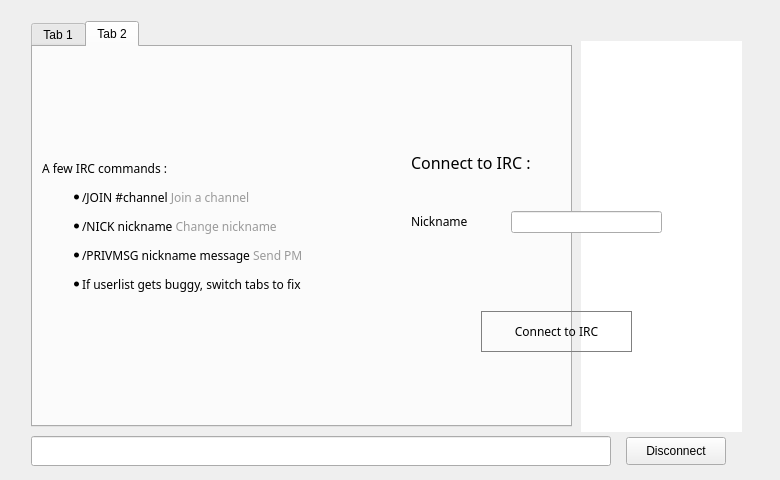
The window that src/qt/forms/chatwindow.ui (gjhiggins/vcoin09) describes before a commit, drawn with Qt 5.
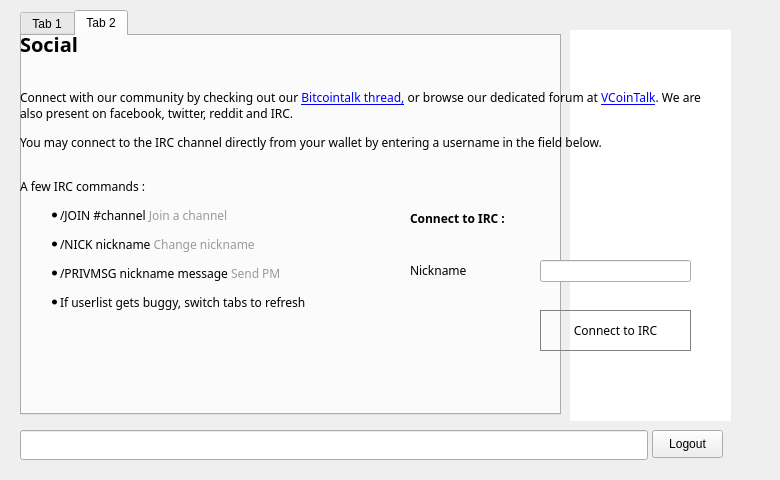
The same window after the commit. Icons and pictures are not drawn.

Commit message: Remove mining, trading, block browser tabs. Add chat and block explorer windows.

Diff of the .ui file:
```diff
--- a/src/qt/forms/chatwindow.ui
+++ b/src/qt/forms/chatwindow.ui
@@ -1,7 +1,7 @@
 <?xml version="1.0" encoding="UTF-8"?>
 <ui version="4.0">
- <class>ChatWindowClass</class>
- <widget class="QWidget" name="ChatWindowClass">
+ <class>ChatWindow</class>
+ <widget class="QMainWindow" name="ChatWindow">
   <property name="geometry">
    <rect>
     <x>0</x>
@@ -10,15 +10,10 @@
     <height>480</height>
    </rect>
   </property>
-  <layout class="QGridLayout" name="gridLayout">
-   <item row="0" column="0">
-    <widget class="QWidget" name="widget_2" native="true">
-     <property name="minimumSize">
-      <size>
-       <width>752</width>
-       <height>0</height>
-      </size>
+  <property name="windowTitle">
+   <string>Chat Window</string>
      </property>
+  <widget class="QWidget" name="chatmain">
      <widget class="QWidget" name="splitter" native="true">
       <property name="enabled">
        <bool>true</bool>
@@ -27,20 +22,23 @@
        <rect>
         <x>10</x>
         <y>10</y>
-        <width>770</width>
-        <height>470</height>
+      <width>721</width>
+      <height>491</height>
        </rect>
       </property>
       <property name="styleSheet">
        <string notr="true"/>
       </property>
       <widget class="QTabWidget" name="tab">
+     <property name="enabled">
+      <bool>true</bool>
+     </property>
        <property name="geometry">
         <rect>
          <x>10</x>
          <y>0</y>
          <width>541</width>
-         <height>406</height>
+       <height>405</height>
         </rect>
        </property>
        <property name="styleSheet">
@@ -70,8 +68,8 @@
        <property name="geometry">
         <rect>
          <x>10</x>
-         <y>415</y>
-         <width>580</width>
+       <y>420</y>
+       <width>628</width>
          <height>30</height>
         </rect>
        </property>
@@ -110,24 +108,24 @@
       <widget class="QPushButton" name="disconnect">
        <property name="geometry">
         <rect>
-         <x>605</x>
-         <y>416</y>
-         <width>100</width>
+       <x>642</x>
+       <y>420</y>
+       <width>71</width>
          <height>28</height>
         </rect>
        </property>
        <property name="text">
-        <string>Disconnect</string>
+      <string>Logout</string>
        </property>
       </widget>
      </widget>
-     <widget class="QWidget" name="hide3" native="true">
+   <widget class="QWidget" name="connecttab" native="true">
       <property name="geometry">
        <rect>
-        <x>0</x>
-        <y>0</y>
-        <width>770</width>
-        <height>470</height>
+      <x>10</x>
+      <y>10</y>
+      <width>731</width>
+      <height>460</height>
        </rect>
       </property>
       <property name="styleSheet">
@@ -137,35 +135,162 @@
        <property name="geometry">
         <rect>
          <x>10</x>
-         <y>6</y>
-         <width>731</width>
-         <height>41</height>
+       <y>20</y>
+       <width>250</width>
+       <height>27</height>
         </rect>
        </property>
        <layout class="QHBoxLayout" name="hide1">
         <property name="spacing">
          <number>7</number>
         </property>
+      <item>
+       <widget class="QLabel" name="label_9">
+        <property name="font">
+         <font>
+          <family>Proxima Nova Rg</family>
+         </font>
+        </property>
+        <property name="text">
+         <string>&lt;html&gt;&lt;head/&gt;&lt;body&gt;&lt;p&gt;&lt;span style=&quot; font-size:20px; font-weight:600; color:#000000;&quot;&gt;Social&lt;/span&gt;&lt;/p&gt;&lt;/body&gt;&lt;/html&gt;</string>
+        </property>
+       </widget>
+      </item>
+      <item>
+       <spacer name="horizontalSpacer_4">
+        <property name="orientation">
+         <enum>Qt::Horizontal</enum>
+        </property>
+        <property name="sizeHint" stdset="0">
+         <size>
+          <width>40</width>
+          <height>20</height>
+         </size>
+        </property>
+       </spacer>
+      </item>
        </layout>
       </widget>
+    <widget class="QLabel" name="hide2">
+     <property name="geometry">
+      <rect>
+       <x>10</x>
+       <y>70</y>
+       <width>681</width>
+       <height>81</height>
+      </rect>
+     </property>
+     <property name="text">
+      <string>&lt;html&gt;&lt;head/&gt;&lt;body&gt;&lt;p align=&quot;justify&quot;&gt;Connect with our community by checking out our &lt;a href=&quot;https://bitcointalk.org/index.php?topic=1059746.0&quot;&gt;&lt;span style=&quot; text-decoration: underline; color:#0000ff;&quot;&gt;Bitcointalk thread,&lt;/span&gt;&lt;/a&gt; or browse our dedicated forum at &lt;a href=&quot;http://vcointalk.org/&quot;&gt;&lt;span style=&quot; text-decoration: underline; color:#0000ff;&quot;&gt;VCoinTalk&lt;/span&gt;&lt;/a&gt;. We are also present on facebook, twitter, reddit and IRC.&lt;/p&gt;&lt;p align=&quot;justify&quot;&gt;You may connect to the IRC channel directly from your wallet by entering a username in the field below.&lt;/p&gt;&lt;/body&gt;&lt;/html&gt;</string>
+     </property>
+     <property name="wordWrap">
+      <bool>true</bool>
+     </property>
+     <property name="openExternalLinks">
+      <bool>true</bool>
+     </property>
+    </widget>
+    <widget class="QLabel" name="label">
+     <property name="geometry">
+      <rect>
+       <x>40</x>
+       <y>323</y>
+       <width>50</width>
+       <height>50</height>
+      </rect>
+     </property>
+     <property name="text">
+      <string>&lt;html&gt;&lt;head/&gt;&lt;body&gt;&lt;p&gt;&lt;a href=&quot;https://twitter.com/vcoin&quot;&gt;&lt;span style=&quot; text-decoration: underline; color:#0000ff;&quot;&gt;&lt;img src=&quot;:/icons/twitter&quot;/&gt;&lt;/span&gt;&lt;/a&gt;&lt;/p&gt;&lt;/body&gt;&lt;/html&gt;</string>
+     </property>
+     <property name="margin">
+      <number>5</number>
+     </property>
+     <property name="openExternalLinks">
+      <bool>true</bool>
+     </property>
+    </widget>
+    <widget class="QLabel" name="label_3">
+     <property name="geometry">
+      <rect>
+       <x>100</x>
+       <y>323</y>
+       <width>50</width>
+       <height>50</height>
+      </rect>
+     </property>
+     <property name="text">
+      <string>&lt;html&gt;&lt;head/&gt;&lt;body&gt;&lt;p&gt;&lt;a href=&quot;#&quot;&gt;&lt;span style=&quot; text-decoration: underline; color:#0000ff;&quot;&gt;&lt;img src=&quot;:/icons/facebookoff&quot;/&gt;&lt;/span&gt;&lt;/a&gt;&lt;/p&gt;&lt;/body&gt;&lt;/html&gt;</string>
+     </property>
+     <property name="openExternalLinks">
+      <bool>true</bool>
+     </property>
+    </widget>
+    <widget class="QLabel" name="label_4">
+     <property name="geometry">
+      <rect>
+       <x>160</x>
+       <y>323</y>
+       <width>50</width>
+       <height>50</height>
+      </rect>
+     </property>
+     <property name="text">
+      <string>&lt;html&gt;&lt;head/&gt;&lt;body&gt;&lt;p&gt;&lt;a href=&quot;http://www.reddit.com/r/VCoin&quot;&gt;&lt;span style=&quot; text-decoration: underline; color:#0000ff;&quot;&gt;&lt;img src=&quot;:/icons/reddit&quot;/&gt;&lt;/span&gt;&lt;/a&gt;&lt;/p&gt;&lt;/body&gt;&lt;/html&gt;</string>
+     </property>
+     <property name="openExternalLinks">
+      <bool>true</bool>
+     </property>
+    </widget>
+    <widget class="QLabel" name="label_6">
+     <property name="geometry">
+      <rect>
+       <x>220</x>
+       <y>323</y>
+       <width>50</width>
+       <height>50</height>
+      </rect>
+     </property>
+     <property name="text">
+      <string>&lt;html&gt;&lt;head/&gt;&lt;body&gt;&lt;p&gt;&lt;a href=&quot;https://bitcointalk.org/index.php?topic=1059746.0&quot;&gt;&lt;span style=&quot; text-decoration: underline; color:#0000ff;&quot;&gt;&lt;img src=&quot;:/icons/bitcointalk&quot;/&gt;&lt;/span&gt;&lt;/a&gt;&lt;/p&gt;&lt;/body&gt;&lt;/html&gt;</string>
+     </property>
+     <property name="openExternalLinks">
+      <bool>true</bool>
+     </property>
+    </widget>
+    <widget class="QLabel" name="label_6a">
+     <property name="geometry">
+      <rect>
+       <x>280</x>
+       <y>323</y>
+       <width>50</width>
+       <height>50</height>
+      </rect>
+     </property>
+     <property name="text">
+      <string>&lt;html&gt;&lt;head/&gt;&lt;body&gt;&lt;p&gt;&lt;a href=&quot;https://cryptocointalk.com/topic/38482-ann-vcoin-sha256-pow/&quot;&gt;&lt;span style=&quot; text-decoration: underline; color:#0000ff;&quot;&gt;&lt;img src=&quot;:/icons/cryptocointalk&quot;/&gt;&lt;/span&gt;&lt;/a&gt;&lt;/p&gt;&lt;/body&gt;&lt;/html&gt;</string>
+     </property>
+     <property name="openExternalLinks">
+      <bool>true</bool>
+     </property>
+    </widget>
       <widget class="QLabel" name="label_2">
        <property name="geometry">
         <rect>
-         <x>31</x>
-         <y>110</y>
-         <width>344</width>
-         <height>211</height>
+       <x>10</x>
+       <y>160</y>
+       <width>378</width>
+       <height>149</height>
         </rect>
        </property>
        <property name="text">
-        <string>&lt;html&gt;&lt;head/&gt;&lt;body&gt;&lt;p&gt;A few IRC commands :&lt;/p&gt;&lt;ul style=&quot;margin-top: 0px; margin-bottom: 0px; margin-left: 0px; margin-right: 0px; -qt-list-indent: 1;&quot;&gt;&lt;li style=&quot; margin-top:12px; margin-bottom:12px; margin-left:0px; margin-right:0px; -qt-block-indent:0; text-indent:0px;&quot;&gt;/JOIN #channel &lt;span style=&quot; color:#9a9a9a;&quot;&gt;Join a channel&lt;/span&gt;&lt;/li&gt;&lt;li style=&quot; margin-top:12px; margin-bottom:12px; margin-left:0px; margin-right:0px; -qt-block-indent:0; text-indent:0px;&quot;&gt;/NICK nickname &lt;span style=&quot; color:#9a9a9a;&quot;&gt;Change nickname&lt;/span&gt;&lt;/li&gt;&lt;li style=&quot; margin-top:12px; margin-bottom:12px; margin-left:0px; margin-right:0px; -qt-block-indent:0; text-indent:0px;&quot;&gt;/PRIVMSG nickname message &lt;span style=&quot; color:#9a9a9a;&quot;&gt;Send PM &lt;/span&gt;&lt;/li&gt;&lt;li style=&quot; margin-top:0px; margin-bottom:0px; margin-left:0px; margin-right:0px; -qt-block-indent:0; text-indent:0px;&quot;&gt;If userlist gets buggy, switch tabs to fix&lt;/li&gt;&lt;/ul&gt;&lt;/body&gt;&lt;/html&gt;</string>
+      <string>&lt;html&gt;&lt;head/&gt;&lt;body&gt;&lt;p&gt;A few IRC commands :&lt;/p&gt;&lt;ul style=&quot;margin-top: 0px; margin-bottom: 0px; margin-left: 0px; margin-right: 0px; -qt-list-indent: 1;&quot;&gt;&lt;li style=&quot; margin-top:12px; margin-bottom:12px; margin-left:0px; margin-right:0px; -qt-block-indent:0; text-indent:0px;&quot;&gt;/JOIN #channel &lt;span style=&quot; color:#9a9a9a;&quot;&gt;Join a channel&lt;/span&gt;&lt;/li&gt;&lt;li style=&quot; margin-top:12px; margin-bottom:12px; margin-left:0px; margin-right:0px; -qt-block-indent:0; text-indent:0px;&quot;&gt;/NICK nickname &lt;span style=&quot; color:#9a9a9a;&quot;&gt;Change nickname&lt;/span&gt;&lt;/li&gt;&lt;li style=&quot; margin-top:12px; margin-bottom:12px; margin-left:0px; margin-right:0px; -qt-block-indent:0; text-indent:0px;&quot;&gt;/PRIVMSG nickname message &lt;span style=&quot; color:#9a9a9a;&quot;&gt;Send PM &lt;/span&gt;&lt;/li&gt;&lt;li style=&quot; margin-top:0px; margin-bottom:0px; margin-left:0px; margin-right:0px; -qt-block-indent:0; text-indent:0px;&quot;&gt;If userlist gets buggy, switch tabs to refresh&lt;/li&gt;&lt;/ul&gt;&lt;/body&gt;&lt;/html&gt;</string>
        </property>
       </widget>
       <widget class="QLineEdit" name="editPseudo">
        <property name="geometry">
         <rect>
-         <x>500</x>
-         <y>200</y>
+       <x>530</x>
+       <y>250</y>
          <width>151</width>
          <height>22</height>
         </rect>
@@ -178,8 +303,8 @@
        <property name="geometry">
         <rect>
          <x>400</x>
-         <y>200</y>
-         <width>80</width>
+       <y>250</y>
+       <width>82</width>
          <height>21</height>
         </rect>
        </property>
@@ -190,7 +315,7 @@
       <widget class="QPushButton" name="buttonConnect">
        <property name="geometry">
         <rect>
-         <x>470</x>
+       <x>530</x>
          <y>300</y>
          <width>151</width>
          <height>41</height>
@@ -207,19 +332,17 @@
        <property name="geometry">
         <rect>
          <x>400</x>
-         <y>140</y>
-         <width>161</width>
-         <height>21</height>
+       <y>200</y>
+       <width>134</width>
+       <height>16</height>
         </rect>
        </property>
        <property name="text">
-        <string>&lt;html&gt;&lt;head/&gt;&lt;body&gt;&lt;p&gt;&lt;span style=&quot; font-size:12pt;&quot;&gt;Connect to IRC :&lt;/span&gt;&lt;/p&gt;&lt;/body&gt;&lt;/html&gt;</string>
+      <string>&lt;html&gt;&lt;head/&gt;&lt;body&gt;&lt;p&gt;&lt;span style=&quot; font-weight:600;&quot;&gt;Connect to IRC :&lt;/span&gt;&lt;/p&gt;&lt;/body&gt;&lt;/html&gt;</string>
        </property>
       </widget>
      </widget>
     </widget>
-   </item>
-  </layout>
   <action name="actionQuit">
    <property name="text">
     <string>Quit</string>
@@ -234,7 +357,6 @@
    </property>
   </action>
  </widget>
- <layoutdefault spacing="6" margin="11"/>
  <resources>
   <include location="../bitcoin.qrc"/>
  </resources>
```
Left out of the diff: 4 changed lines with no effect on the pictures. The commit also changes 25 other files.
